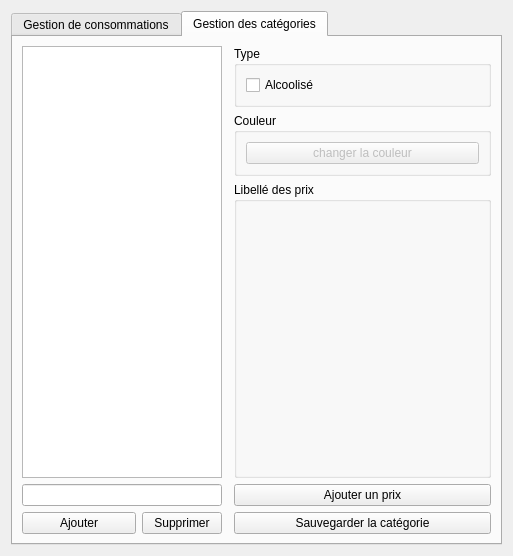
Qt form application/ui/consumptionmanagment.ui (nils-van-zuijlen/Enibar) before a commit.
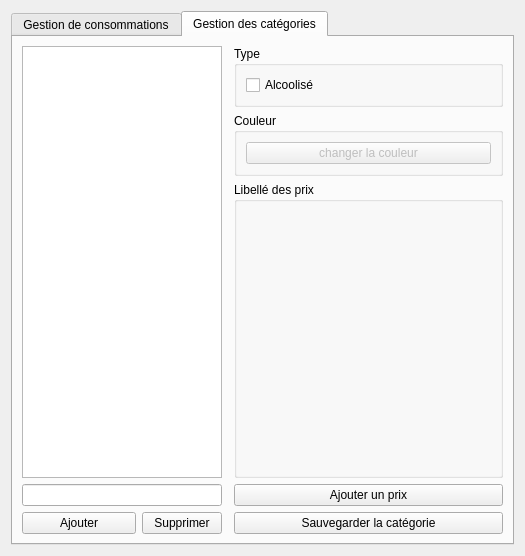
The same form after that commit. Custom widgets are drawn as their Qt base class.

The edit to the form file:
```diff
--- a/application/ui/consumptionmanagment.ui
+++ b/application/ui/consumptionmanagment.ui
@@ -6,7 +6,7 @@
    <rect>
     <x>0</x>
     <y>0</y>
-    <width>513</width>
+    <width>525</width>
     <height>556</height>
    </rect>
   </property>
```
Left out of the diff: 2 changed lines with no effect on the pictures.
